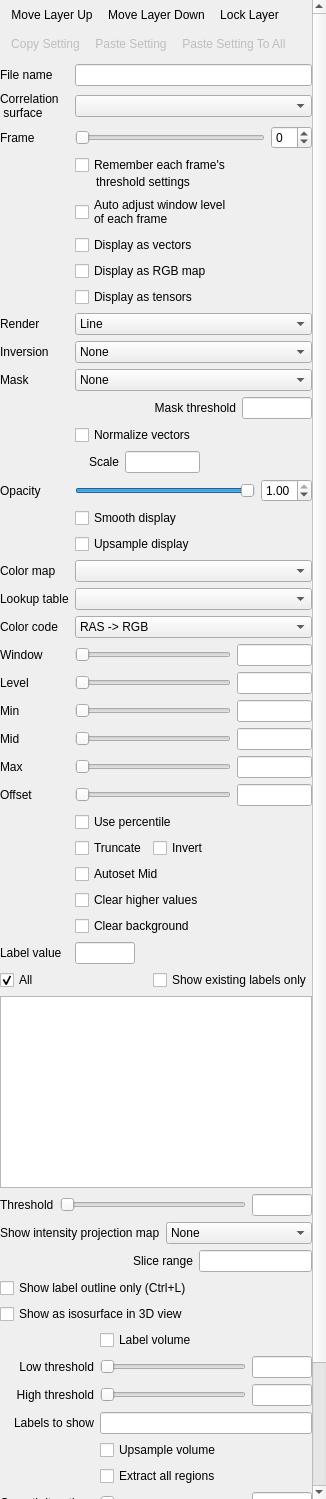
Old version of the form freeview/PanelVolume.ui in the repository freesurfer/freesurfer.
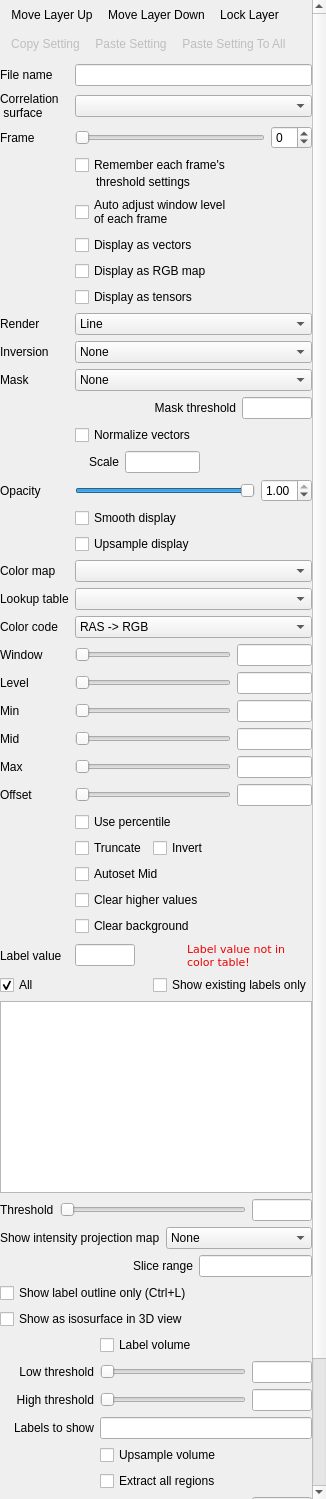
New version of the form. Icons and pictures are not drawn. Custom widgets are drawn as their Qt base class.

Commit message: Show warning when current label value is not in color table. Sync label value and brush value display on voxel edit GUI. Searching label is case-insensive.

The edit to the form file:
```diff
--- a/freeview/PanelVolume.ui
+++ b/freeview/PanelVolume.ui
@@ -28,7 +28,7 @@
      <x>0</x>
      <y>0</y>
      <width>312</width>
-     <height>1709</height>
+     <height>1713</height>
     </rect>
    </property>
    <layout class="QVBoxLayout" name="verticalLayout">
@@ -195,6 +195,34 @@
           </property>
          </spacer>
         </item>
+        <item>
+         <widget class="QLabel" name="labelBrushValueWarning">
+          <property name="sizePolicy">
+           <sizepolicy hsizetype="Preferred" vsizetype="Preferred">
+            <horstretch>1</horstretch>
+            <verstretch>0</verstretch>
+           </sizepolicy>
+          </property>
+          <property name="font">
+           <font>
+            <family>DejaVu Sans</family>
+            <pointsize>8</pointsize>
+           </font>
+          </property>
+          <property name="styleSheet">
+           <string notr="true">color: rgb(240,0,0);</string>
+          </property>
+          <property name="text">
+           <string>Label value not in color table!</string>
+          </property>
+          <property name="scaledContents">
+           <bool>true</bool>
+          </property>
+          <property name="wordWrap">
+           <bool>true</bool>
+          </property>
+         </widget>
+        </item>
        </layout>
       </item>
       <item row="23" column="1">
```
The commit also changes 6 other files.
